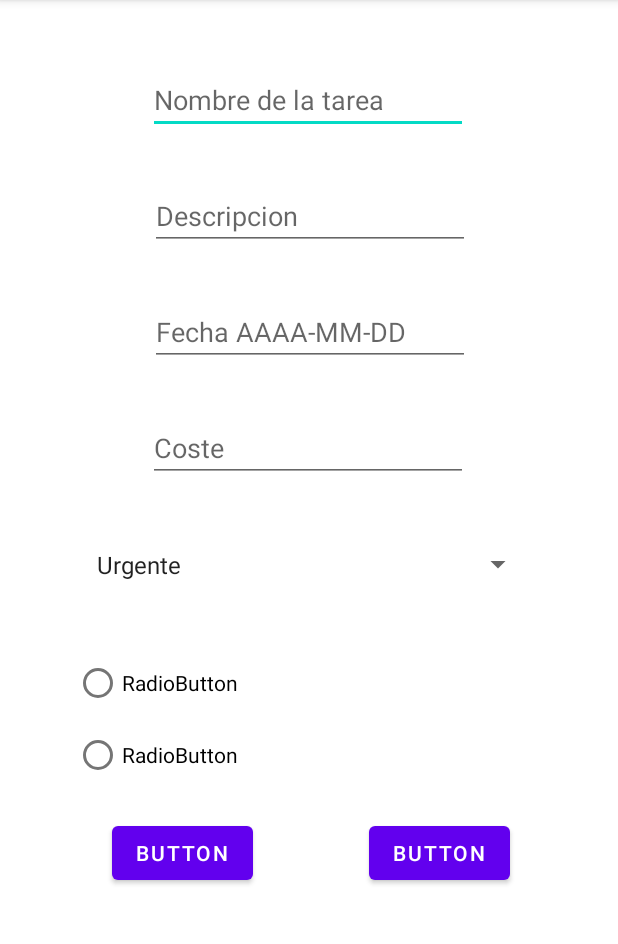
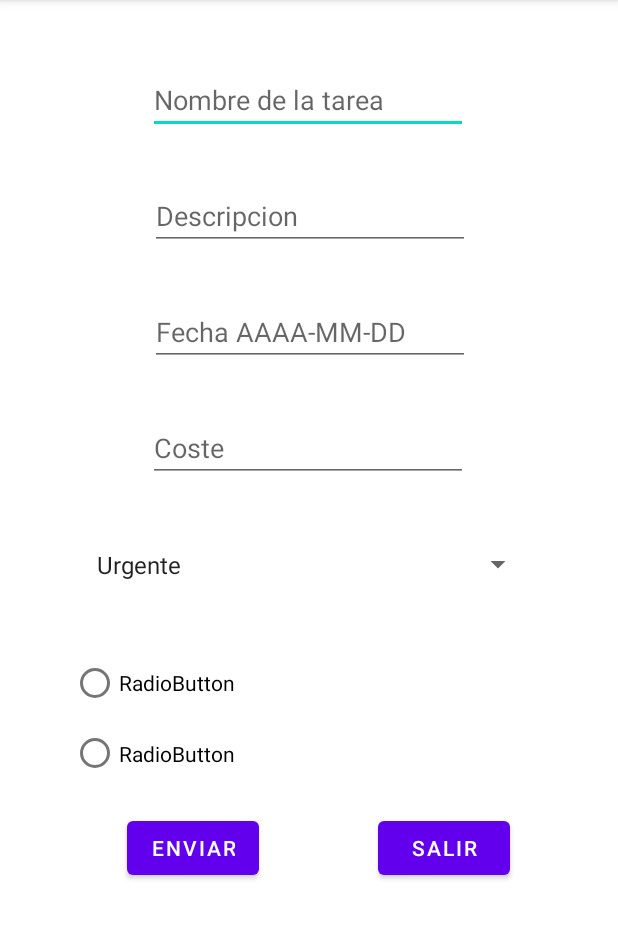
Before and after one commit to GorkaSagrario/RetoAndroid1, an Android app: the Pantalla_Inicial screen opened directly, with no data from a screen before it, on a phone screen of 412 x 824 dp, the part 84-1028 px from its top. Run offline under Robolectric (Android 15) with nearby library versions, the phone set to English and light mode, and no system bars.

Commit message:
BotonSalirALogin

```diff
--- a/app/src/main/java/com/example/retoandroid/Pantalla_Inicial.java
+++ b/app/src/main/java/com/example/retoandroid/Pantalla_Inicial.java
@@ -2,7 +2,9 @@ package com.example.retoandroid;
 
 import androidx.appcompat.app.AppCompatActivity;
 
+import android.content.Intent;
 import android.os.Bundle;
+import android.view.View;
 import android.widget.ArrayAdapter;
 import android.widget.Spinner;
 import android.widget.TextView;
@@ -31,4 +33,8 @@ public class Pantalla_Inicial extends AppCompatActivity {
         spinner.setAdapter(adapter);
 
     }
+    public void pLogin(View view) {
+        Intent i = new Intent(this, MainActivity.class );
+        startActivity(i);
+    }
 }
--- a/app/src/main/res/layout/activity_pantalla_inicial.xml
+++ b/app/src/main/res/layout/activity_pantalla_inicial.xml
@@ -69,8 +69,8 @@
 
     <RadioGroup
         android:id="@+id/radioGroup"
-        android:layout_width="314dp"
-        android:layout_height="97dp"
+        android:layout_width="317dp"
+        android:layout_height="94dp"
         android:layout_marginTop="16dp"
         app:layout_constraintEnd_toEndOf="parent"
         app:layout_constraintStart_toStartOf="parent"
@@ -95,7 +95,8 @@
         android:layout_height="wrap_content"
         android:layout_marginTop="16dp"
         android:layout_marginEnd="72dp"
-        android:text="Button"
+        android:onClick="pLogin"
+        android:text="Salir"
         app:layout_constraintEnd_toEndOf="parent"
         app:layout_constraintTop_toBottomOf="@+id/radioGroup" />
 
@@ -105,7 +106,7 @@
         android:layout_height="wrap_content"
         android:layout_marginTop="16dp"
         android:layout_marginEnd="60dp"
-        android:text="Button"
+        android:text="Enviar"
         app:layout_constraintEnd_toStartOf="@+id/button2"
         app:layout_constraintHorizontal_bias="0.813"
         app:layout_constraintStart_toStartOf="parent"
```
